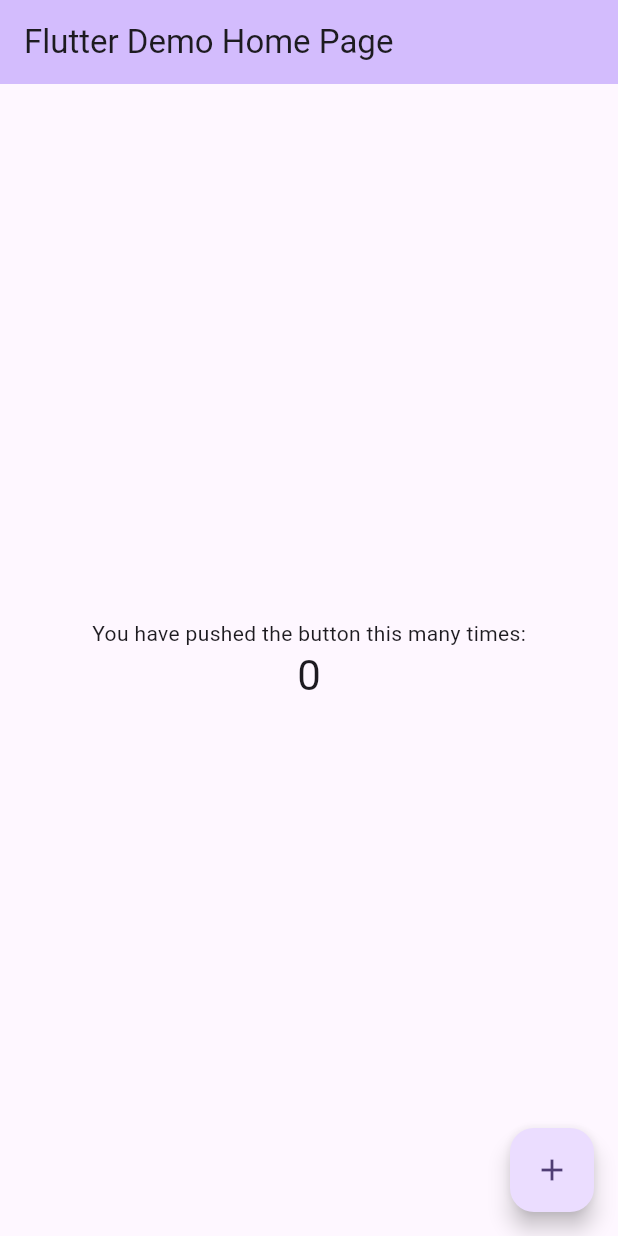
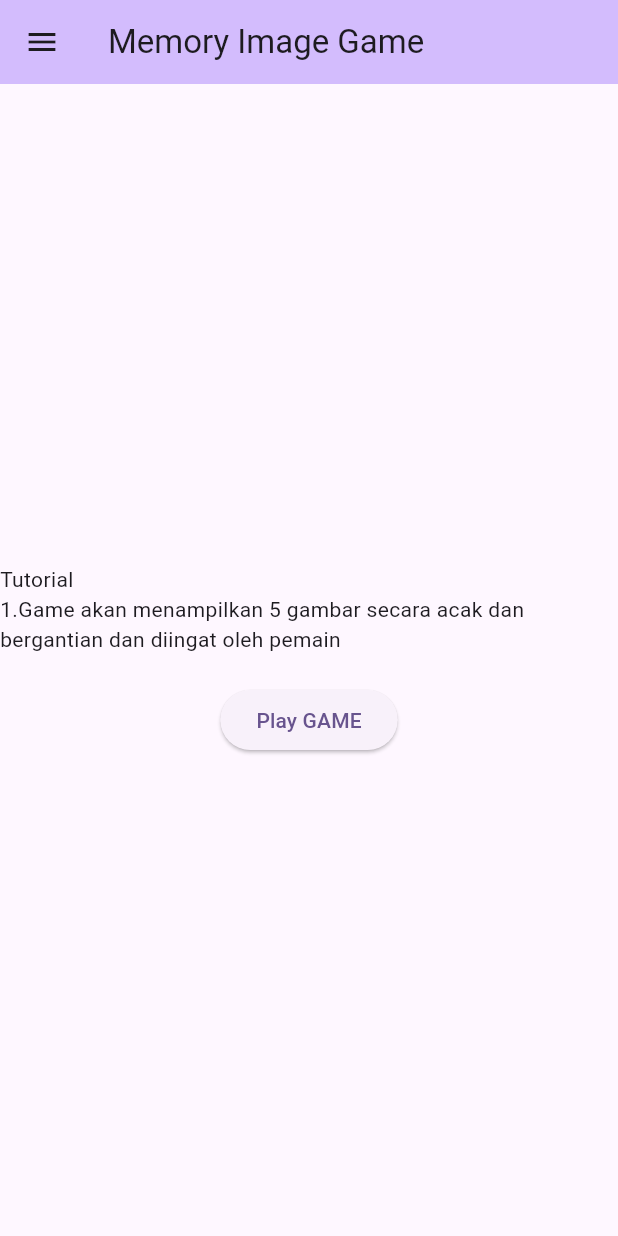
Before and after one commit to doksss/uts_memorigame, a Flutter app: the screen it shows after launch, on a phone screen of 412 x 824 dp. Run offline on Flutter 3.47's test engine with Material 3 defaults, Android fonts, the phone set to English and light mode, and no system bars.

Commit message:
Main Screen

```diff
--- a/lib/main.dart
+++ b/lib/main.dart
@@ -1,4 +1,7 @@
 import 'package:flutter/material.dart';
+import 'package:memorigame_project/screen/game.dart';
+import 'package:memorigame_project/screen/highscore.dart';
+import 'package:memorigame_project/screen/login.dart';
 
 void main() {
   runApp(const MyApp());
@@ -31,7 +34,12 @@
         colorScheme: ColorScheme.fromSeed(seedColor: Colors.deepPurple),
         useMaterial3: true,
       ),
-      home: const MyHomePage(title: 'Flutter Demo Home Page'),
+      home: const MyHomePage(title: 'Memory Image Game'),
+      routes: {
+        'highscore': (context) => Highscore(),
+        'login': (context) => Login(),
+        // 'game': (context) => Game(),
+      },
     );
   }
 }
@@ -56,6 +64,36 @@
 
 class _MyHomePageState extends State<MyHomePage> {
   int _counter = 0;
+
+  Widget funWidgetDrawer() {
+    return Drawer(
+      elevation: 16.0,
+      child: Column(
+        children: <Widget>[
+          UserAccountsDrawerHeader(
+            accountName: Text("xyz"),
+            accountEmail: Text(""),
+            // currentAccountPicture: CircleAvatar(
+            //     backgroundImage: NetworkImage("https://i.pravatar.cc/150"))
+          ),
+          ListTile(
+            title: new Text("High Score"),
+            leading: new Icon(Icons.leaderboard),
+            onTap: () {
+              Navigator.popAndPushNamed(context, 'highscore');
+            },
+          ),
+          ListTile(
+            title: new Text("Logout"),
+            leading: new Icon(Icons.logout),
+            onTap: () {
+              Navigator.popAndPushNamed(context, 'login');
+            },
+          )
+        ],
+      ),
+    );
+  }
 
   void _incrementCounter() {
     setState(() {
@@ -106,20 +144,19 @@
           mainAxisAlignment: MainAxisAlignment.center,
           children: <Widget>[
             const Text(
-              'You have pushed the button this many times:',
+              'Tutorial\n1.Game akan menampilkan 5 gambar secara acak dan bergantian dan diingat oleh pemain\n',
             ),
-            Text(
-              '$_counter',
-              style: Theme.of(context).textTheme.headlineMedium,
+            ElevatedButton(
+              onPressed: () {
+                Navigator.push(
+                    context, MaterialPageRoute(builder: (context) => Game()));
+              },
+              child: Text('Play GAME'),
             ),
           ],
         ),
-      ),
-      floatingActionButton: FloatingActionButton(
-        onPressed: _incrementCounter,
-        tooltip: 'Increment',
-        child: const Icon(Icons.add),
       ), // This trailing comma makes auto-formatting nicer for build methods.
+      drawer: funWidgetDrawer(),
     );
   }
 }
```
Also changed, not shown: lib/screen/game.dart (added, +18 -0 lines), lib/screen/highscore.dart (added, +16 -0 lines), lib/screen/login.dart (added, +16 -0 lines).
